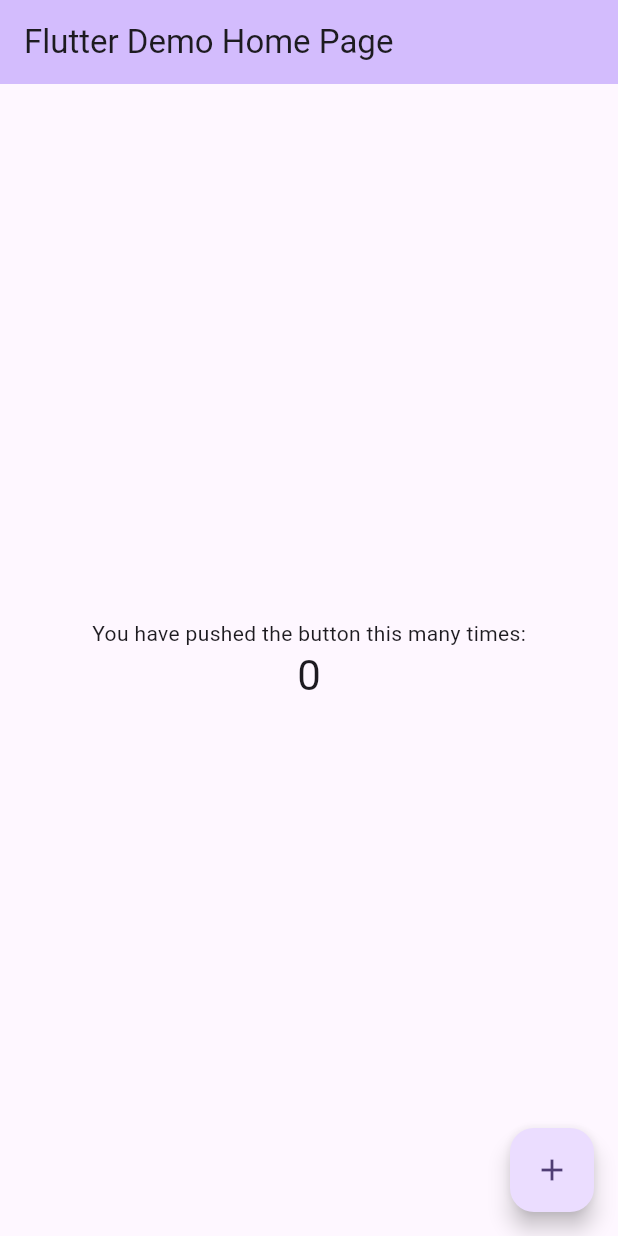
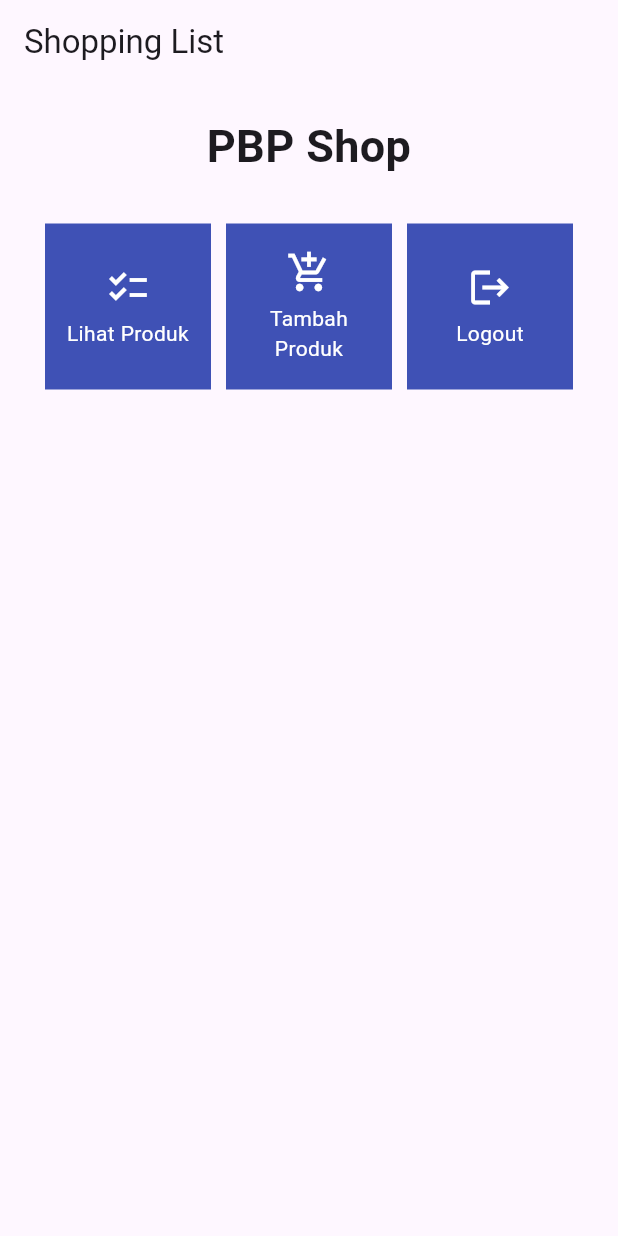
Before and after one commit to mutualibri/mutualibri, a Flutter app: the screen it shows after launch, on a phone screen of 412 x 824 dp. Run offline on Flutter 3.47's test engine with Material 2 defaults, Android fonts, the phone set to English and light mode, and no system bars.

Commit message:
add menu.dart

```diff
--- a/lib/main.dart
+++ b/lib/main.dart
@@ -1,4 +1,5 @@
 import 'package:flutter/material.dart';
+import 'package:mutualibri/menu.dart';
 
 void main() {
   runApp(const MyApp());
@@ -31,95 +32,7 @@ class MyApp extends StatelessWidget {
         colorScheme: ColorScheme.fromSeed(seedColor: Colors.deepPurple),
         useMaterial3: true,
       ),
-      home: const MyHomePage(title: 'Flutter Demo Home Page'),
+      home: MyHomePage(),
     );
   }
 }
-
-class MyHomePage extends StatefulWidget {
-  const MyHomePage({super.key, required this.title});
-
-  // This widget is the home page of your application. It is stateful, meaning
-  // that it has a State object (defined below) that contains fields that affect
-  // how it looks.
-
-  // This class is the configuration for the state. It holds the values (in this
-  // case the title) provided by the parent (in this case the App widget) and
-  // used by the build method of the State. Fields in a Widget subclass are
-  // always marked "final".
-
-  final String title;
-
-  @override
-  State<MyHomePage> createState() => _MyHomePageState();
-}
-
-class _MyHomePageState extends State<MyHomePage> {
-  int _counter = 0;
-
-  void _incrementCounter() {
-    setState(() {
-      // This call to setState tells the Flutter framework that something has
-      // changed in this State, which causes it to rerun the build method below
-      // so that the display can reflect the updated values. If we changed
-      // _counter without calling setState(), then the build method would not be
-      // called again, and so nothing would appear to happen.
-      _counter++;
-    });
-  }
-
-  @override
-  Widget build(BuildContext context) {
-    // This method is rerun every time setState is called, for instance as done
-    // by the _incrementCounter method above.
-    //
-    // The Flutter framework has been optimized to make rerunning build methods
-    // fast, so that you can just rebuild anything that needs updating rather
-    // than having to individually change instances of widgets.
-    return Scaffold(
-      appBar: AppBar(
-        // TRY THIS: Try changing the color here to a specific color (to
-        // Colors.amber, perhaps?) and trigger a hot reload to see the AppBar
-        // change color while the other colors stay the same.
-        backgroundColor: Theme.of(context).colorScheme.inversePrimary,
-        // Here we take the value from the MyHomePage object that was created by
-        // the App.build method, and use it to set our appbar title.
-        title: Text(widget.title),
-      ),
-      body: Center(
-        // Center is a layout widget. It takes a single child and positions it
-        // in the middle of the parent.
-        child: Column(
-          // Column is also a layout widget. It takes a list of children and
-          // arranges them vertically. By default, it sizes itself to fit its
-          // children horizontally, and tries to be as tall as its parent.
-          //
-          // Column has various properties to control how it sizes itself and
-          // how it positions its children. Here we use mainAxisAlignment to
-          // center the children vertically; the main axis here is the vertical
-          // axis because Columns are vertical (the cross axis would be
-          // horizontal).
-          //
-          // TRY THIS: Invoke "debug painting" (choose the "Toggle Debug Paint"
-          // action in the IDE, or press "p" in the console), to see the
-          // wireframe for each widget.
-          mainAxisAlignment: MainAxisAlignment.center,
-          children: <Widget>[
-            const Text(
-              'You have pushed the button this many times:',
-            ),
-            Text(
-              '$_counter',
-              style: Theme.of(context).textTheme.headlineMedium,
-            ),
-          ],
-        ),
-      ),
-      floatingActionButton: FloatingActionButton(
-        onPressed: _incrementCounter,
-        tooltip: 'Increment',
-        child: const Icon(Icons.add),
-      ), // This trailing comma makes auto-formatting nicer for build methods.
-    );
-  }
-}
--- /dev/null
+++ b/lib/menu.dart
@@ -0,0 +1,111 @@
+import 'package:flutter/material.dart';
+
+class ShopItem {
+  final String name;
+  final IconData icon;
+
+  ShopItem(this.name, this.icon);
+}
+
+class MyHomePage extends StatelessWidget {
+  MyHomePage({Key? key}) : super(key: key);
+
+  final List<ShopItem> items = [
+    ShopItem("Lihat Produk", Icons.checklist),
+    ShopItem("Tambah Produk", Icons.add_shopping_cart),
+    ShopItem("Logout", Icons.logout),
+  ];
+  @override
+  Widget build(BuildContext context) {
+    return Scaffold(
+      appBar: AppBar(
+        title: const Text(
+          'Shopping List',
+        ),
+      ),
+      body: SingleChildScrollView(
+        // Widget wrapper yang dapat discroll
+        child: Padding(
+          padding: const EdgeInsets.all(10.0), // Set padding dari halaman
+          child: Column(
+            // Widget untuk menampilkan children secara vertikal
+            children: <Widget>[
+              const Padding(
+                padding: EdgeInsets.only(top: 10.0, bottom: 10.0),
+                // Widget Text untuk menampilkan tulisan dengan alignment center dan style yang sesuai
+                child: Text(
+                  'PBP Shop', // Text yang menandakan toko
+                  textAlign: TextAlign.center,
+                  style: TextStyle(
+                    fontSize: 30,
+                    fontWeight: FontWeight.bold,
+                  ),
+                ),
+              ),
+              // Grid layout
+              GridView.count(
+                // Container pada card kita.
+                primary: true,
+                padding: const EdgeInsets.all(20),
+                crossAxisSpacing: 10,
+                mainAxisSpacing: 10,
+                crossAxisCount: 3,
+                shrinkWrap: true,
+                children: items.map((ShopItem item) {
+                  // Iterasi untuk setiap item
+                  return ShopCard(item);
+                }).toList(),
+              ),
+            ],
+          ),
+        ),
+      ),
+    );
+  }
+}
+
+
+class ShopCard extends StatelessWidget {
+  final ShopItem item;
+
+  const ShopCard(this.item, {super.key}); // Constructor
+
+  @override
+  Widget build(BuildContext context) {
+    return Material(
+      color: Colors.indigo,
+      child: InkWell(
+        // Area responsive terhadap sentuhan
+        onTap: () {
+          // Memunculkan SnackBar ketika diklik
+          ScaffoldMessenger.of(context)
+            ..hideCurrentSnackBar()
+            ..showSnackBar(SnackBar(
+                content: Text("Kamu telah menekan tombol ${item.name}!")));
+        },
+        child: Container(
+          // Container untuk menyimpan Icon dan Text
+          padding: const EdgeInsets.all(8),
+          child: Center(
+            child: Column(
+              mainAxisAlignment: MainAxisAlignment.center,
+              children: [
+                Icon(
+                  item.icon,
+                  color: Colors.white,
+                  size: 30.0,
+                ),
+                const Padding(padding: EdgeInsets.all(3)),
+                Text(
+                  item.name,
+                  textAlign: TextAlign.center,
+                  style: const TextStyle(color: Colors.white),
+                ),
+              ],
+            ),
+          ),
+        ),
+      ),
+    );
+  }
+}
```
